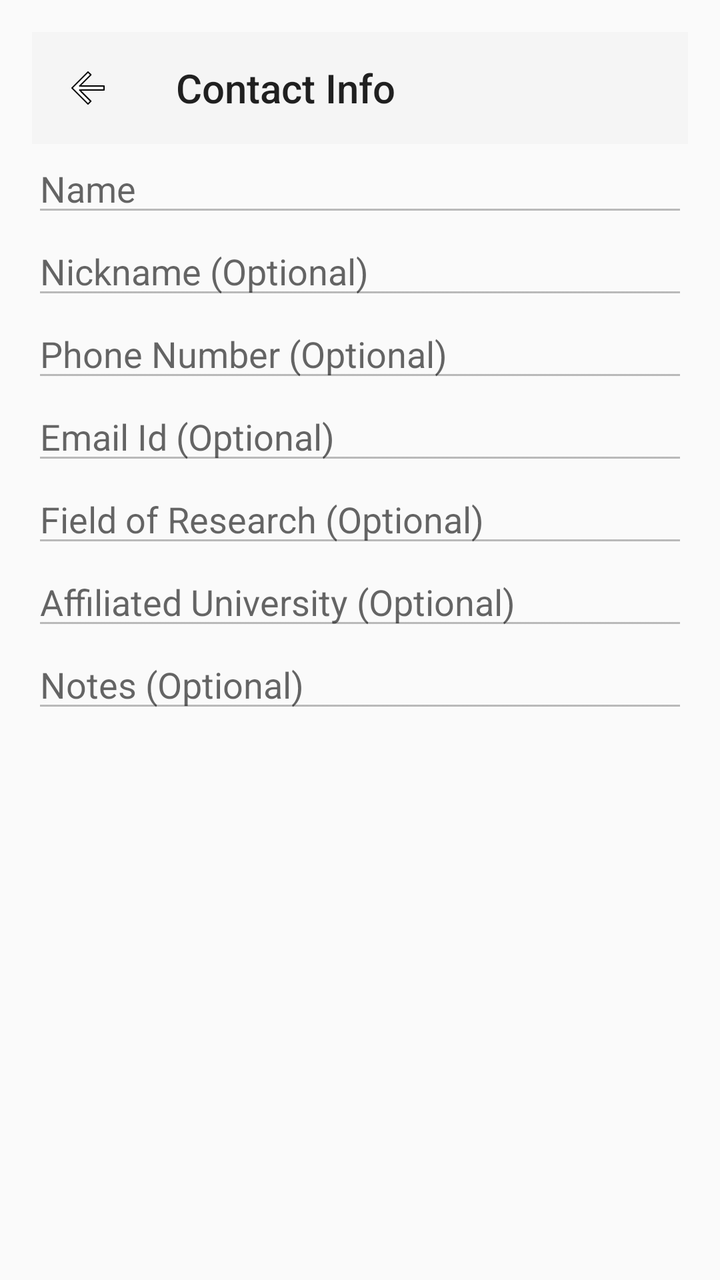
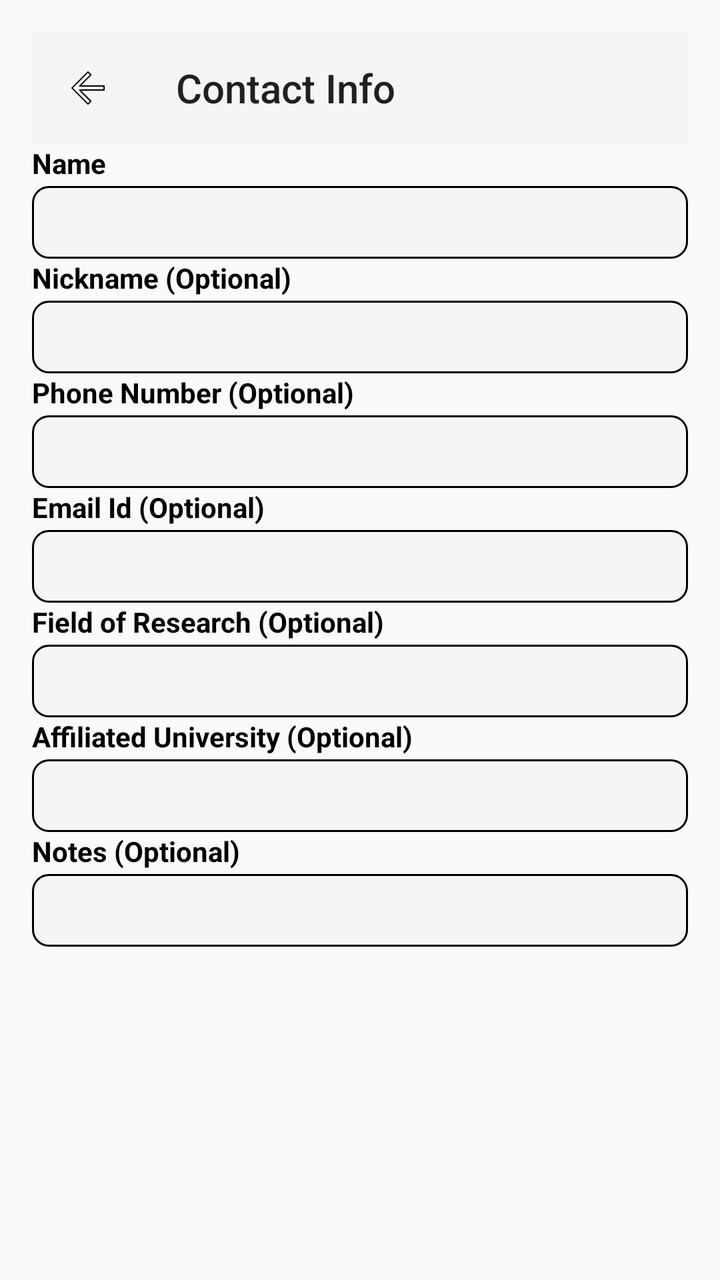

Screens rendered from an Android XML layout before and after an edit, with the pre-edit source and the edit as a unified diff.
<!-- AndroidManifest.xml: application theme AppTheme -->
<!-- res/layout/activity_contact_details.xml -->
<?xml version="1.0" encoding="utf-8"?>
<LinearLayout xmlns:android="http://schemas.android.com/apk/res/android"
    android:layout_width="match_parent"
    android:layout_height="match_parent"
    xmlns:app="http://schemas.android.com/apk/res-auto"
    android:orientation="vertical"
    android:padding="16dp">

    <androidx.appcompat.widget.Toolbar
        android:id="@+id/contactDetailsToolbar"
        android:layout_width="match_parent"
        android:layout_height="?attr/actionBarSize"
        android:background="?attr/colorPrimary"
        android:theme="@style/ThemeOverlay.AppCompat.ActionBar"
        app:title="Contact Info"
        app:titleTextAppearance="@style/TextAppearance.AppCompat.Widget.ActionBar.Title"
        app:navigationIcon="@drawable/ic_back_arrow"/>

    <EditText
        android:id="@+id/nameEditText"
        android:layout_width="match_parent"
        android:layout_height="wrap_content"
        android:hint="Name"
        android:enabled="false"/>

    <EditText
        android:id="@+id/nickNameEditText"
        android:layout_width="match_parent"
        android:layout_height="wrap_content"
        android:hint="Nickname (Optional)"
        android:enabled="false"/>

    <EditText
        android:id="@+id/phoneEditText"
        android:layout_width="match_parent"
        android:layout_height="wrap_content"
        android:hint="Phone Number (Optional)"
        android:enabled="false"/>

    <EditText
        android:id="@+id/emailEditText"
        android:layout_width="match_parent"
        android:layout_height="wrap_content"
        android:hint="Email Id (Optional)"
        android:enabled="false"/>

    <EditText
        android:id="@+id/fieldText"
        android:layout_width="match_parent"
        android:layout_height="wrap_content"
        android:hint="Field of Research (Optional)"
        android:enabled="false"/>

    <EditText
        android:id="@+id/universityText"
        android:layout_width="match_parent"
        android:layout_height="wrap_content"
        android:hint="Affiliated University (Optional)"
        android:enabled="false"/>

    <EditText
        android:id="@+id/notesText"
        android:layout_width="match_parent"
        android:layout_height="wrap_content"
        android:hint="Notes (Optional)"
        android:enabled="false"/>
</LinearLayout>
<!-- resources referenced by this layout -->
<resources>
  <!-- drawable ic_back_arrow (drawable) -->
  <?xml version="1.0" encoding="utf-8"?>
  <vector xmlns:android="http://schemas.android.com/apk/res/android"
      android:width="24dp"
      android:height="24dp"
      android:viewportWidth="24"
      android:viewportHeight="24">
  
      <path
          android:fillColor="@android:color/white"
          android:strokeColor="@android:color/black"
          android:strokeWidth="0.7"
          android:strokeLineJoin="round"
          android:strokeLineCap="round"
          android:pathData="M20,11H7.83L13.42,5.41L12,4L4,12L12,20L13.41,18.59L7.83,13H20V11Z"/>
  </vector>
  <style name="AppTheme" parent="Theme.AppCompat.Light.NoActionBar">
          
          <item name="windowActionBar">false</item>
          <item name="windowNoTitle">true</item>
      </style>
</resources>

<!-- the commit's change to res/layout/activity_contact_details.xml (unified diff, before → after) -->
@@ -16,52 +16,137 @@
         app:titleTextAppearance="@style/TextAppearance.AppCompat.Widget.ActionBar.Title"
         app:navigationIcon="@drawable/ic_back_arrow"/>
 
+    <TextView
+        android:layout_width="wrap_content"
+        android:layout_height="wrap_content"
+        android:text="Name"
+        android:textColor="@color/black"
+        android:textStyle="bold"
+        android:textSize="14sp"
+        android:layout_marginBottom="2dp"/>
+
     <EditText
         android:id="@+id/nameEditText"
         android:layout_width="match_parent"
         android:layout_height="wrap_content"
-        android:hint="Name"
-        android:enabled="false"/>
+        android:hint=""
+        android:enabled="false"
+        android:background="@drawable/edit_text_bg"
+        android:paddingTop="6dp"
+        android:paddingBottom="6dp"/>
+
+    <TextView
+        android:layout_width="wrap_content"
+        android:layout_height="wrap_content"
+        android:text="Nickname (Optional)"
+        android:textColor="@color/black"
+        android:textStyle="bold"
+        android:textSize="14sp"
+        android:layout_marginBottom="2dp"/>
 
     <EditText
         android:id="@+id/nickNameEditText"
         android:layout_width="match_parent"
         android:layout_height="wrap_content"
-        android:hint="Nickname (Optional)"
-        android:enabled="false"/>
+        android:hint=""
+        android:enabled="false"
+        android:background="@drawable/edit_text_bg"
+        android:paddingTop="6dp"
+        android:paddingBottom="6dp"/>
+
+    <TextView
+        android:layout_width="wrap_content"
+        android:layout_height="wrap_content"
+        android:text="Phone Number (Optional)"
+        android:textColor="@color/black"
+        android:textStyle="bold"
+        android:textSize="14sp"
+        android:layout_marginBottom="2dp"/>
 
     <EditText
         android:id="@+id/phoneEditText"
         android:layout_width="match_parent"
         android:layout_height="wrap_content"
-        android:hint="Phone Number (Optional)"
-        android:enabled="false"/>
+        android:hint=""
+        android:enabled="false"
+        android:background="@drawable/edit_text_bg"
+        android:paddingTop="6dp"
+        android:paddingBottom="6dp"/>
+
+    <TextView
+        android:layout_width="wrap_content"
+        android:layout_height="wrap_content"
+        android:text="Email Id (Optional)"
+        android:textColor="@color/black"
+        android:textStyle="bold"
+        android:textSize="14sp"
+        android:layout_marginBottom="2dp"/>
 
     <EditText
         android:id="@+id/emailEditText"
         android:layout_width="match_parent"
         android:layout_height="wrap_content"
-        android:hint="Email Id (Optional)"
-        android:enabled="false"/>
+        android:hint=""
+        android:enabled="false"
+        android:background="@drawable/edit_text_bg"
+        android:paddingTop="6dp"
+        android:paddingBottom="6dp"/>
+
+    <TextView
+        android:layout_width="wrap_content"
+        android:layout_height="wrap_content"
+        android:text="Field of Research (Optional)"
+        android:textColor="@color/black"
+        android:textStyle="bold"
+        android:textSize="14sp"
+        android:layout_marginBottom="2dp"/>
 
     <EditText
         android:id="@+id/fieldText"
         android:layout_width="match_parent"
         android:layout_height="wrap_content"
-        android:hint="Field of Research (Optional)"
-        android:enabled="false"/>
+        android:hint=""
+        android:enabled="false"
+        android:background="@drawable/edit_text_bg"
+        android:paddingTop="6dp"
+        android:paddingBottom="6dp"/>
+
+    <TextView
+        android:layout_width="wrap_content"
+        android:layout_height="wrap_content"
+        android:text="Affiliated University (Optional)"
+        android:textColor="@color/black"
+        android:textStyle="bold"
+        android:textSize="14sp"
+        android:layout_marginBottom="2dp"/>
 
     <EditText
         android:id="@+id/universityText"
         android:layout_width="match_parent"
         android:layout_height="wrap_content"
-        android:hint="Affiliated University (Optional)"
-        android:enabled="false"/>
+        android:hint=""
+        android:enabled="false"
+        android:background="@drawable/edit_text_bg"
+        android:paddingTop="6dp"
+        android:paddingBottom="6dp"/>
+
+    <TextView
+        android:layout_width="wrap_content"
+        android:layout_height="wrap_content"
+        android:text="Notes (Optional)"
+        android:textColor="@color/black"
+        android:textStyle="bold"
+        android:textSize="14sp"
+        android:layout_marginBottom="2dp"/>
 
     <EditText
         android:id="@+id/notesText"
         android:layout_width="match_parent"
         android:layout_height="wrap_content"
-        android:hint="Notes (Optional)"
-        android:enabled="false"/>
+        android:hint=""
+        android:enabled="false"
+        android:background="@drawable/edit_text_bg"
+        android:paddingTop="6dp"
+        android:paddingBottom="6dp"/>
+
 </LinearLayout>
<!-- resource entries referenced after the edit -->
@@ -1,5 +1,23 @@
 <!-- resources referenced by this layout -->
 <resources>
+  <color name="black">#FF000000</color>
+  <!-- drawable edit_text_bg (drawable) -->
+  <?xml version="1.0" encoding="utf-8"?>
+  <shape xmlns:android="http://schemas.android.com/apk/res/android"
+      android:shape="rectangle">
+  
+      
+      <solid android:color="@color/light_gray" />
+  
+      
+      <stroke android:width="1dp" android:color="@color/black" />
+  
+      
+      <corners android:radius="8dp" />
+  
+      
+      <padding android:left="10dp" android:right="10dp" />
+  </shape>
   <!-- drawable ic_back_arrow (drawable) -->
   <?xml version="1.0" encoding="utf-8"?>
   <vector xmlns:android="http://schemas.android.com/apk/res/android"
@@ -21,5 +39,6 @@
           <item name="windowActionBar">false</item>
           <item name="windowNoTitle">true</item>
       </style>
+  <color name="light_gray">#F5F5F5</color>
 </resources>
 
